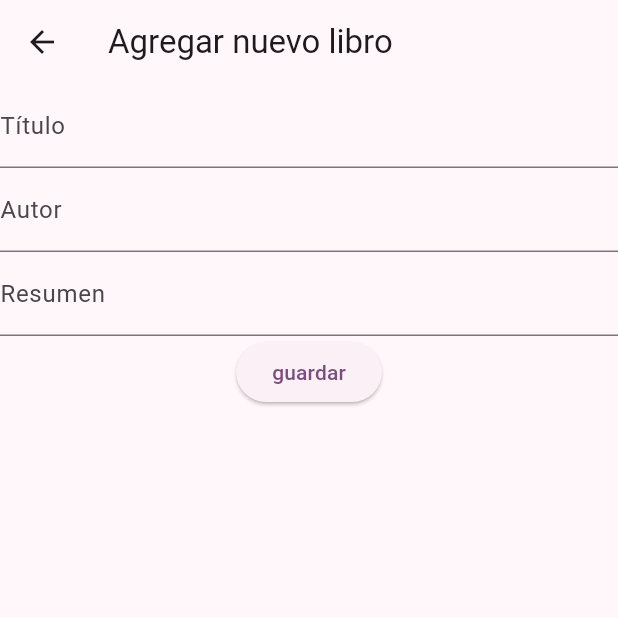
After one commit to angelrc512/bibliodam_app, a Flutter app: the screen it shows after launch, item 3 of the bottom bar chosen, after a tap on "Agregar nuevo libro", on a phone screen of 412 x 824 dp, the top half of it. The commit adds this screen. Run offline on Flutter 3.47's test engine with Material 3 defaults, Android fonts, the light colour scheme and no system bars; our stand-ins replace cloud_firestore, firebase_core, flutter_bloc; accounts and stored records are empty.

Commit message:
Parte 4. Formato a "aadbookstate"

```diff
--- /dev/null
+++ b/lib/add_book/add_book_screen.dart
@@ -0,0 +1,56 @@
+import 'package:flutter/material.dart';
+
+class AddBookScreen extends StatelessWidget {
+  const AddBookScreen({super.key});
+
+  @override
+  Widget build(BuildContext context) {
+    return Scaffold(
+        appBar: AppBar(
+          title: const Text("Agregar nuevo libro"),
+        ),
+        body: const AddBookForm());
+  }
+}
+
+class AddBookForm extends StatefulWidget {
+  const AddBookForm({super.key});
+
+  @override
+  State<StatefulWidget> createState() {
+    return AddBookFormState();
+  }
+}
+
+class AddBookFormState extends State<AddBookForm> {
+  @override
+  Widget build(BuildContext context) {
+    return Form(
+        child: Column(
+      children: [
+        TextFormField(
+          decoration: const InputDecoration(
+            border: UnderlineInputBorder(),
+            labelText: 'Título',
+          ),
+        ),
+        TextFormField(
+          decoration: const InputDecoration(
+            border: UnderlineInputBorder(),
+            labelText: 'Autor',
+          ),
+        ),
+        TextFormField(
+          decoration: const InputDecoration(
+            border: UnderlineInputBorder(),
+            labelText: 'Resumen',
+          ),
+        ),
+        ElevatedButton(
+          onPressed: () {},
+          child: Text("guardar"),
+        )
+      ],
+    ));
+  }
+}
--- a/lib/bookshelf/bookshelf_screen.dart
+++ b/lib/bookshelf/bookshelf_screen.dart
@@ -1,3 +1,4 @@
+import 'package:bibliodam_app/add_book/add_book_screen.dart';
 import 'package:bibliodam_app/book_details/book_details_screen.dart';
 import 'package:bibliodam_app/model/book.dart';
 import 'package:bibliodam_app/state.dart';
@@ -11,17 +12,49 @@ class bookshelfScreen extends StatelessWidget {
   @override
   Widget build(BuildContext context) {
     return BlocBuilder<BookshelfBloc, BookshelfState>(
-      builder: (context, BookshelfState) {
-        if (BookshelfState.bookIds.isEmpty) {
-          return Center(
+        builder: (context, bookshelfState) {
+      var emptyListWidget = Center(
           child: Text(
         "No hay libros en la estantería",
         style: Theme.of(context).textTheme.headlineMedium,
         textAlign: TextAlign.center,
       ));
+
+      var mainwidget = bookshelfState.bookIds.isEmpty
+          ? emptyListWidget
+          : MyBooksGrid(bookshelfState.bookIds);
+
+      return Column(
+        children: [
+          Expanded(child: mainwidget),
+          ElevatedButton(
+              onPressed: () {
+                _navigateToAddNewBookScreen(context);
+              },
+              child: const Text("Agregar nuevo libro")),
+        ],
+      );
+    });
   }
+
+  void _navigateToAddNewBookScreen(BuildContext context) {
+    Navigator.push(
+        context,
+        MaterialPageRoute(
+          builder: (context) => const AddBookScreen(),
+        ));
+  }
+}
+
+class MyBooksGrid extends StatelessWidget {
+  final List<String> bookIds;
+
+  const MyBooksGrid(this.bookIds, {super.key});
+
+  @override
+  Widget build(BuildContext context) {
     return Container(
-          margin: EdgeInsets.all(16),
+      margin: const EdgeInsets.all(16),
       child: GridView.builder(
         gridDelegate: const SliverGridDelegateWithFixedCrossAxisCount(
           crossAxisCount: 2,
@@ -29,13 +62,11 @@ class bookshelfScreen extends StatelessWidget {
           mainAxisSpacing: 10,
           childAspectRatio: 0.7,
         ),
-            itemCount: BookshelfState.bookIds.length,
+        itemCount: bookIds.length,
         itemBuilder: (context, index) {
-              return BookCoverItem(BookshelfState.bookIds[index]);
+          return BookCoverItem(bookIds[index]);
         },
       ),
-        );
-      },
     );
   }
 }
@@ -67,7 +98,9 @@ class _BookCoverItemState extends State<BookCoverItem> {
   @override
   Widget build(BuildContext context) {
     if (_book == null) {
-      return const Center(child: CircularProgressIndicator(),);
+      return const Center(
+        child: CircularProgressIndicator(),
+      );
     }
     return InkWell(
       onTap: () {
@@ -76,6 +109,7 @@ class _BookCoverItemState extends State<BookCoverItem> {
       child: Ink.image(fit: BoxFit.cover, image: AssetImage(_book!.coverUrl)),
     );
   }
+
   _openBookDetails(Book book, BuildContext context) {
     Navigator.push(context,
         MaterialPageRoute(builder: (context) => BookDetailScreen(book)));
```
Lines whose indentation alone changed are shown as unchanged.
